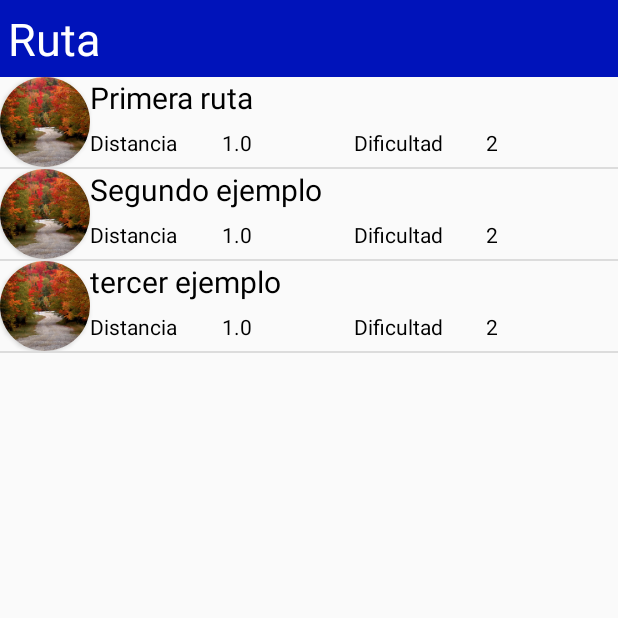
After one commit to compumovil2010/sendismapp, an Android app: the ResultRoutesActivity screen opened directly, with no data from a screen before it, on a phone screen of 412 x 824 dp, the top half of it. The commit adds this screen. Run offline under Robolectric (Android 15) with nearby library versions, the phone set to English and light mode, and no system bars.

Commit message:
creda actividad resultado busqueda

```diff
--- a/app/build.gradle
+++ b/app/build.gradle
@@ -23,6 +23,7 @@ dependencies {
     implementation fileTree(dir: 'libs', include: ['*.jar'])
     implementation 'androidx.appcompat:appcompat:1.0.2'
     implementation 'androidx.constraintlayout:constraintlayout:1.1.3'
+    implementation 'androidx.cardview:cardview:1.0.0'
     testImplementation 'junit:junit:4.12'
     androidTestImplementation 'androidx.test.ext:junit:1.1.0'
     androidTestImplementation 'androidx.test.espresso:espresso-core:3.1.1'
--- a/app/src/main/AndroidManifest.xml
+++ b/app/src/main/AndroidManifest.xml
@@ -9,7 +9,8 @@
         android:roundIcon="@mipmap/ic_launcher_round"
         android:supportsRtl="true"
         android:theme="@style/AppTheme">
-        <activity android:name=".InformacionRutaActivity"></activity>
+        <activity android:name=".ResultRoutesActivity"></activity>
+        <activity android:name=".InformacionRutaActivity" />
         <activity android:name=".PerfilActivity" />
         <activity android:name=".verRuta" />
         <activity android:name=".ActivityVerRutas" />
--- /dev/null
+++ b/app/src/main/java/com/example/sendismapp/ResultRoutesActivity.java
@@ -0,0 +1,37 @@
+package com.example.sendismapp;
+
+import androidx.appcompat.app.AppCompatActivity;
+
+import android.os.Bundle;
+import android.widget.ArrayAdapter;
+import android.widget.ListView;
+
+import com.example.sendismapp.adapters.RouteAdapter;
+import com.example.sendismapp.logic.Route;
+
+import java.util.ArrayList;
+import java.util.List;
+
+public class ResultRoutesActivity extends AppCompatActivity {
+
+    @Override
+    protected void onCreate(Bundle savedInstanceState) {
+        super.onCreate(savedInstanceState);
+        setContentView(R.layout.activity_result_routes);
+        ListView lv = (ListView) findViewById(R.id.list_layout_search_result);
+
+        // Instanciating an array list (you don't need to do this,
+        // you already have yours).
+        List<Route> routes = new ArrayList<Route>();
+        routes.add(new Route("Primera ruta",1,2));
+        routes.add(new Route("Segundo ejemplo",1,2));
+        routes.add(new Route("tercer ejemplo",1,2));
+
+        // This is the array adapter, it takes the context of the activity as a
+        // first parameter, the type of list view as a second parameter and your
+        // array as a third parameter.
+        RouteAdapter adapter=new RouteAdapter(this, routes);
+
+        lv.setAdapter(adapter);
+    }
+}
--- /dev/null
+++ b/app/src/main/java/com/example/sendismapp/adapters/RouteAdapter.java
@@ -0,0 +1,55 @@
+package com.example.sendismapp.adapters;
+
+import android.content.Context;
+import android.view.LayoutInflater;
+import android.view.View;
+import android.view.ViewGroup;
+import android.widget.BaseAdapter;
+import android.widget.TextView;
+
+import com.example.sendismapp.R;
+import com.example.sendismapp.logic.Route;
+
+import java.util.ArrayList;
+import java.util.List;
+
+public class RouteAdapter extends BaseAdapter {
+
+    List<Route> arrayList;
+    Context context;
+    public RouteAdapter(Context context, List<Route> arrayList) {
+        this.arrayList=arrayList;
+        this.context=context;
+    }
+    @Override
+    public int getCount() {
+        return arrayList.size();
+    }
+
+    @Override
+    public Object getItem(int i) {
+        return arrayList.get(i);
+    }
+
+    @Override
+    public long getItemId(int i) {
+        return i;
+    }
+
+    @Override
+    public View getView(int position, View convertView, ViewGroup parent) {
+        if (convertView == null) {
+            LayoutInflater inflater = (LayoutInflater) context.getSystemService( Context.LAYOUT_INFLATER_SERVICE );
+            convertView = inflater.inflate(R.layout.adapter_search_reult, parent, false);
+        }
+        TextView route_name = (TextView) convertView.findViewById(R.id.text_view_route_name);
+        TextView route_distance=(TextView) convertView.findViewById(R.id.text_view_distance_adapter);
+        TextView route_difficulty=(TextView)convertView.findViewById(R.id.text_view_difficulty_adapter);
+        Route route=arrayList.get(position);
+        route_name.setText(route.getName());
+        route_distance.setText( String.valueOf( route.getDistance() ) );
+        route_difficulty.setText(String.valueOf(route.getDifficulty()));
+        //TODO: programmatically set imageview:src to the route image
+        return convertView;
+    }
+}
--- /dev/null
+++ b/app/src/main/java/com/example/sendismapp/logic/Route.java
@@ -0,0 +1,36 @@
+package com.example.sendismapp.logic;
+
+public class Route {
+    private String name;
+    private double distance;//in m
+    private int difficulty;
+    public Route(String name,double distance,int difficulty){
+        this.difficulty=difficulty;
+        this.distance=distance;
+        this.name=name;
+    }
+
+    public String getName() {
+        return name;
+    }
+
+    public double getDistance() {
+        return distance;
+    }
+
+    public int getDifficulty() {
+        return difficulty;
+    }
+
+    public void setName(String name) {
+        this.name = name;
+    }
+
+    public void setDistance(double distance) {
+        this.distance = distance;
+    }
+
+    public void setDifficulty(int difficulty) {
+        this.difficulty = difficulty;
+    }
+}
--- a/app/src/main/res/layout/activity_informacion_ruta.xml
+++ b/app/src/main/res/layout/activity_informacion_ruta.xml
@@ -73,7 +73,7 @@
                 android:layout_height="wrap_content"
                 android:layout_alignParentLeft="true"
                 android:layout_weight="1"
-                android:text="@string/distance_es" />
+                android:text="@string/difficulty_es" />
 
             <TextView
                 android:id="@+id/text_view_difficulty"
--- /dev/null
+++ b/app/src/main/res/layout/activity_result_routes.xml
@@ -0,0 +1,27 @@
+<?xml version="1.0" encoding="utf-8"?>
+<androidx.constraintlayout.widget.ConstraintLayout xmlns:android="http://schemas.android.com/apk/res/android"
+    xmlns:app="http://schemas.android.com/apk/res-auto"
+    xmlns:tools="http://schemas.android.com/tools"
+    android:layout_width="match_parent"
+    android:layout_height="match_parent"
+    tools:context=".ResultRoutesActivity">
+    <TextView
+        android:id="@+id/text_view_title_route"
+        android:layout_width="match_parent"
+        android:layout_height="wrap_content"
+        android:text="@string/route_es"
+        app:layout_constraintTop_toTopOf="parent"
+        android:padding="5sp"
+        android:textSize="30sp"
+        android:textColor="@color/white"
+        android:background="@color/colorPrimaryDark"/>
+    <ListView
+        android:id="@+id/list_layout_search_result"
+        android:layout_width="match_parent"
+        android:layout_height="0sp"
+        app:layout_constraintTop_toBottomOf="@id/text_view_title_route"
+        app:layout_constraintBottom_toBottomOf="parent">
+
+    </ListView>
+
+</androidx.constraintlayout.widget.ConstraintLayout>
--- /dev/null
+++ b/app/src/main/res/layout/adapter_search_reult.xml
@@ -0,0 +1,89 @@
+<?xml version="1.0" encoding="utf-8"?>
+<androidx.constraintlayout.widget.ConstraintLayout
+    xmlns:android="http://schemas.android.com/apk/res/android"
+    xmlns:app="http://schemas.android.com/apk/res-auto"
+    android:layout_width="match_parent"
+    android:layout_height="match_parent"
+    android:orientation="vertical"
+    android:layout_gravity="center">
+
+    <androidx.cardview.widget.CardView
+        android:id="@+id/image_view_route_adapter"
+        android:layout_width="60sp"
+        android:layout_height="60sp"
+        android:elevation="5sp"
+        app:cardCornerRadius="30sp"
+        android:padding="10sp"
+        app:layout_constraintLeft_toLeftOf="parent"
+        app:layout_constraintTop_toTopOf="parent">
+
+        <ImageView
+            android:layout_width="match_parent"
+            android:layout_height="match_parent"
+            app:srcCompat="@mipmap/route_example" />
+
+    </androidx.cardview.widget.CardView>
+
+
+
+    <TextView
+        android:id="@+id/text_view_route_name"
+        android:layout_width="0sp"
+        android:layout_height="wrap_content"
+        android:text="Nombre de Ruta"
+        android:textColor="@color/texts"
+        android:textSize="20sp"
+        app:layout_constraintEnd_toEndOf="parent"
+        app:layout_constraintLeft_toRightOf="@id/image_view_route_adapter"
+        app:layout_constraintStart_toEndOf="@+id/image_view_route_adapter"
+        app:layout_constraintTop_toTopOf="parent" />
+
+    <LinearLayout
+        android:layout_width="0sp"
+        android:layout_height="0sp"
+        android:layout_gravity="center"
+        android:orientation="horizontal"
+        app:layout_constraintEnd_toEndOf="parent"
+        app:layout_constraintLeft_toRightOf="@id/image_view_route_adapter"
+        app:layout_constraintStart_toEndOf="@+id/image_view_route_adapter"
+        app:layout_constraintTop_toBottomOf="@id/text_view_route_name"
+        app:layout_constraintBottom_toBottomOf="@id/image_view_route_adapter">
+
+        <TextView
+            android:gravity="center_vertical"
+            android:layout_width="0sp"
+            android:layout_height="match_parent"
+            android:layout_weight="1"
+            android:text="@string/distance_es"
+            android:textColor="@color/texts" />
+
+        <TextView
+            android:gravity="center_vertical"
+            android:id="@+id/text_view_distance_adapter"
+            android:layout_width="0sp"
+            android:layout_height="match_parent"
+            android:layout_weight="1"
+            android:text="3000m"
+            android:textColor="@color/texts" />
+
+        <TextView
+            android:gravity="center_vertical"
+            android:layout_width="0sp"
+            android:layout_height="match_parent"
+            android:layout_weight="1"
+            android:text="@string/difficulty_es"
+            android:textColor="@color/texts" />
+
+        <TextView
+            android:gravity="center_vertical"
+            android:id="@+id/text_view_difficulty_adapter"
+            android:layout_width="0sp"
+            android:layout_height="match_parent"
+            android:layout_weight="1"
+            android:text="muy dificil"
+            android:textColor="@color/texts" />
+    </LinearLayout>
+
+
+
+</androidx.constraintlayout.widget.ConstraintLayout>
--- a/app/src/main/res/values/strings.xml
+++ b/app/src/main/res/values/strings.xml
@@ -13,6 +13,8 @@
     <string name="apply_es">Aplicar</string>
     <string name="change_password_es">Cambiar clave</string>
     <string name="distance_es">Distancia</string>
+    <string name="difficulty_es">Dificultad</string>
+    <string name="route_es">Ruta</string>
     <string-array name="distancias">
         <item>1 m</item>
         <item>2 m</item>
```
